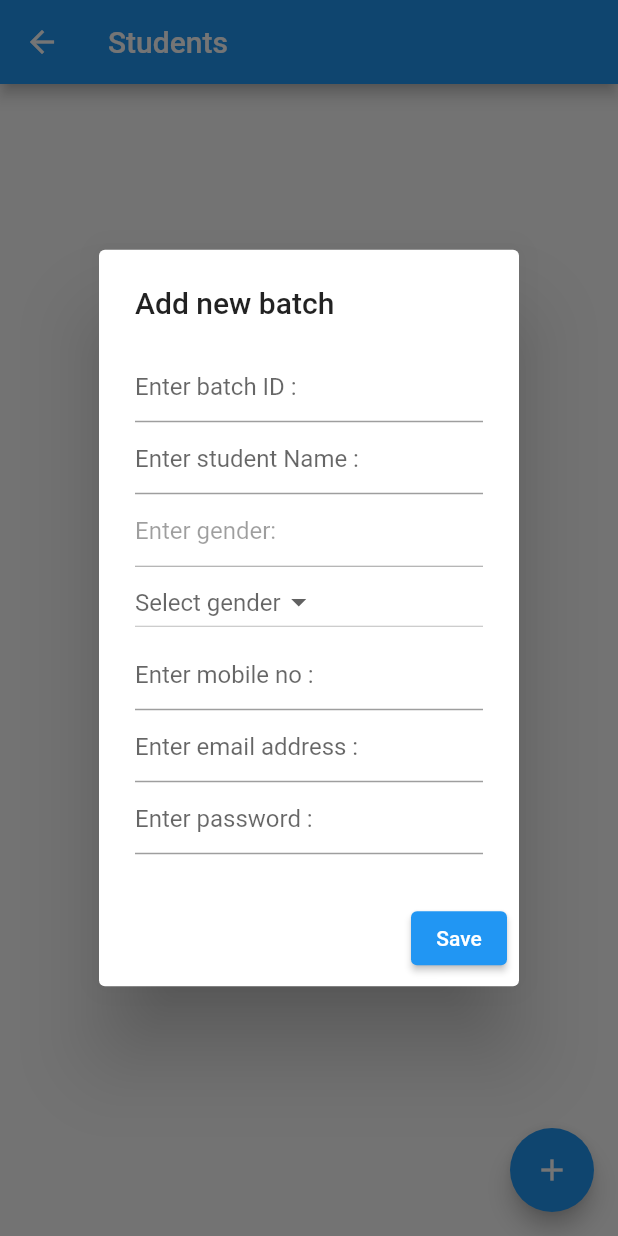
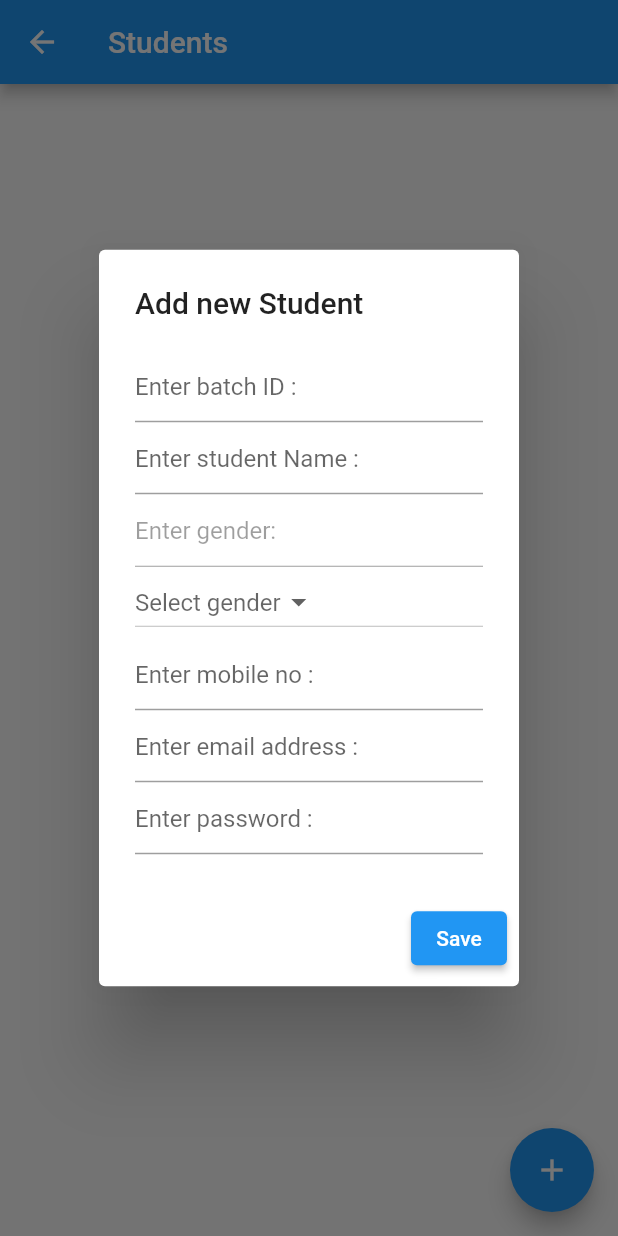
Before and after one commit to praveen-tissera/fluterstdmanagementapp, a Flutter app: the Students screen opened directly, after a tap on the "add" icon, on a phone screen of 412 x 824 dp. Run offline on Flutter 3.47's test engine with Material 2 defaults, Android fonts, the phone set to English and light mode, and no system bars; our stand-ins replace firebase_core, firebase_database; accounts and stored records are empty; network calls fail.

Commit message:
change title for add new student

```diff
--- a/lib/Students.dart
+++ b/lib/Students.dart
@@ -120,7 +120,7 @@ class _StudentsState extends State<Students> {
   Future openDialog() => showDialog(
       context: context,
       builder: (context) => AlertDialog(
-        title: Text('Add new batch'),
+        title: Text('Add new Student'),
         content: Column(
           crossAxisAlignment: CrossAxisAlignment.stretch,
           mainAxisSize: MainAxisSize.min,
```
